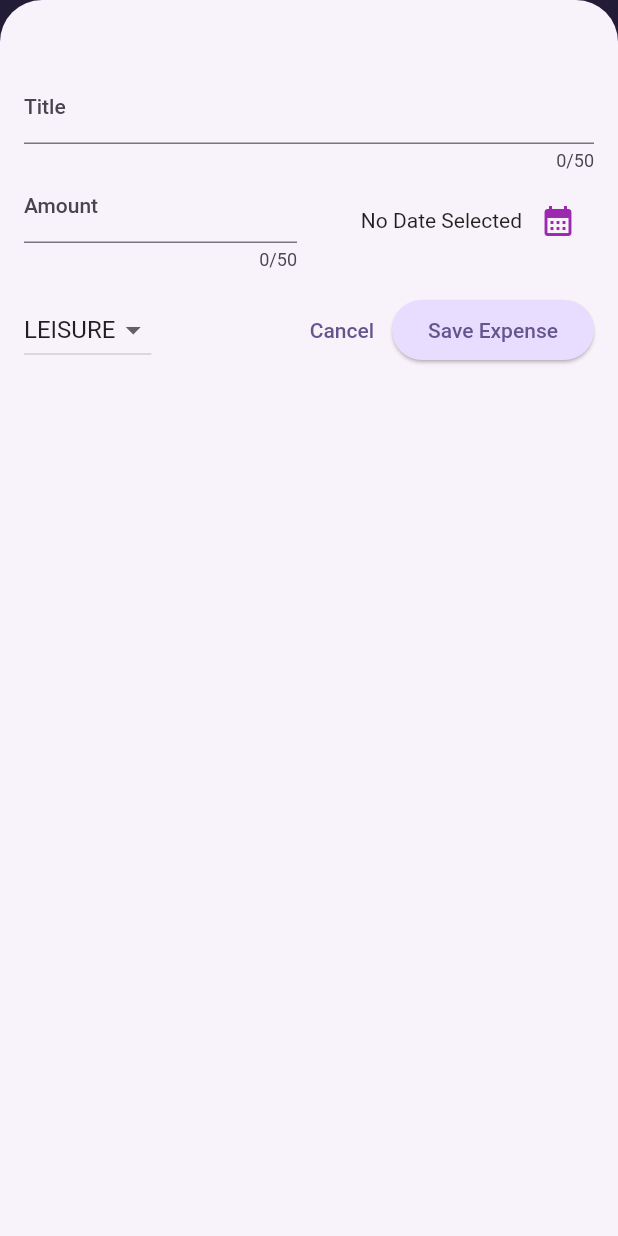
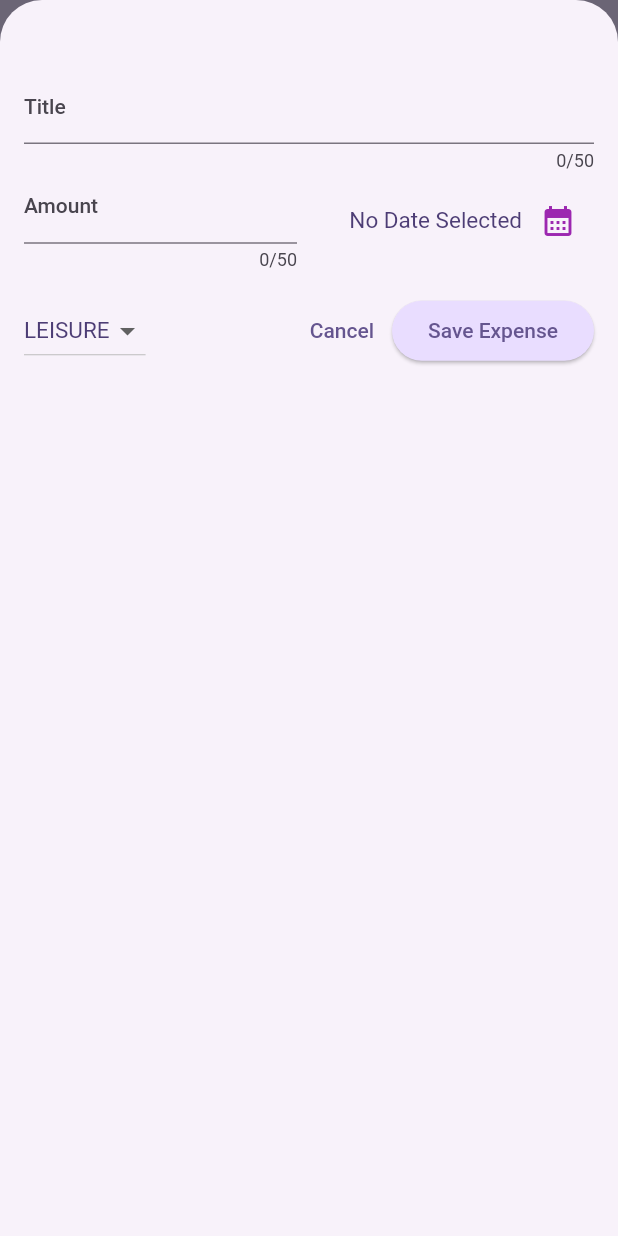
Before and after one commit to AbhinavJain1234/expanse_tracker, a Flutter app: the screen it shows after launch, after a tap on the "add" icon, on a phone screen of 412 x 824 dp. Run offline on Flutter 3.47's test engine with Material 2 defaults, Android fonts, the phone set to English and light mode, and no system bars.

Commit message:
expense tracker before responsiveness

```diff
--- a/lib/main.dart
+++ b/lib/main.dart
@@ -25,6 +25,11 @@ void main() {
           ),
         ),
         textTheme: ThemeData().textTheme.copyWith(
+              bodyMedium: const TextStyle(
+                fontWeight: FontWeight.normal,
+                color: Colors.white,
+                fontSize: 15,
+              ),
               titleLarge: TextStyle(
                 fontWeight: FontWeight.bold,
                 color: kColorSchemeDark.onSecondaryContainer,
@@ -36,8 +41,8 @@ void main() {
         useMaterial3: true,
         colorScheme: kColorScheme,
         appBarTheme: AppBarTheme(
-          backgroundColor: kColorScheme.onPrimaryContainer,
-          foregroundColor: kColorScheme.primaryContainer,
+          backgroundColor: kColorScheme.primaryContainer,
+          foregroundColor: kColorScheme.onPrimaryContainer,
         ),
         cardTheme: const CardTheme().copyWith(
           color: kColorScheme.secondaryContainer,
@@ -49,6 +54,11 @@ void main() {
           ),
         ),
         textTheme: ThemeData().textTheme.copyWith(
+              bodyMedium: TextStyle(
+                fontWeight: FontWeight.normal,
+                color: kColorScheme.onPrimaryContainer,
+                fontSize: 15,
+              ),
               titleLarge: TextStyle(
                 fontWeight: FontWeight.bold,
                 color: kColorScheme.onSecondaryContainer,
--- a/lib/models/expense.dart
+++ b/lib/models/expense.dart
@@ -30,3 +30,23 @@ class Expense {
     return formatter.format(date);
   }
 }
+
+class ExpenseBucket {
+  const ExpenseBucket({
+    required this.category,
+    required this.expenses,
+  });
+  ExpenseBucket.forCategory(List<Expense> allExpenses, this.category)
+      : expenses = allExpenses
+            .where((expense) => expense.category == category)
+            .toList();
+  final Category category;
+  final List<Expense> expenses;
+  double get totalExpenses {
+    double sum = 0;
+    for (final expense in expenses) {
+      sum += expense.amount;
+    }
+    return sum;
+  }
+}
--- /dev/null
+++ b/lib/widgets/chart/chart.dart
@@ -0,0 +1,95 @@
+import 'package:flutter/material.dart';
+
+import 'package:expanse_tracker/widgets/chart/chart_bar.dart';
+import 'package:expanse_tracker/models/expense.dart';
+
+class Chart extends StatelessWidget {
+  const Chart({super.key, required this.expenses});
+
+  final List<Expense> expenses;
+
+  List<ExpenseBucket> get buckets {
+    return [
+      ExpenseBucket.forCategory(expenses, Category.food),
+      ExpenseBucket.forCategory(expenses, Category.leisure),
+      ExpenseBucket.forCategory(expenses, Category.travel),
+      ExpenseBucket.forCategory(expenses, Category.work),
+    ];
+  }
+
+  double get maxTotalExpense {
+    double maxTotalExpense = 0;
+
+    for (final bucket in buckets) {
+      if (bucket.totalExpenses > maxTotalExpense) {
+        maxTotalExpense = bucket.totalExpenses;
+      }
+    }
+
+    return maxTotalExpense;
+  }
+
+  @override
+  Widget build(BuildContext context) {
+    final isDarkMode =
+        MediaQuery.of(context).platformBrightness == Brightness.dark;
+    return Container(
+      margin: const EdgeInsets.all(16),
+      padding: const EdgeInsets.symmetric(
+        vertical: 16,
+        horizontal: 8,
+      ),
+      width: double.infinity,
+      height: 180,
+      decoration: BoxDecoration(
+        borderRadius: BorderRadius.circular(8),
+        gradient: LinearGradient(
+          colors: [
+            Theme.of(context).colorScheme.primary.withOpacity(0.3),
+            Theme.of(context).colorScheme.primary.withOpacity(0.0)
+          ],
+          begin: Alignment.bottomCenter,
+          end: Alignment.topCenter,
+        ),
+      ),
+      child: Column(
+        children: [
+          Expanded(
+            child: Row(
+              crossAxisAlignment: CrossAxisAlignment.end,
+              children: [
+                for (final bucket in buckets) // alternative to map()
+                  ChartBar(
+                    fill: bucket.totalExpenses == 0
+                        ? 0
+                        : bucket.totalExpenses / maxTotalExpense,
+                  )
+              ],
+            ),
+          ),
+          const SizedBox(height: 12),
+          Row(
+            children: buckets
+                .map(
+                  (bucket) => Expanded(
+                    child: Padding(
+                      padding: const EdgeInsets.symmetric(horizontal: 4),
+                      child: Icon(
+                        categoryIcon[bucket.category],
+                        color: isDarkMode
+                            ? Theme.of(context).colorScheme.secondary
+                            : Theme.of(context)
+                                .colorScheme
+                                .primary
+                                .withOpacity(0.7),
+                      ),
+                    ),
+                  ),
+                )
+                .toList(),
+          )
+        ],
+      ),
+    );
+  }
+}
--- /dev/null
+++ b/lib/widgets/chart/chart_bar.dart
@@ -0,0 +1,34 @@
+import 'package:flutter/material.dart';
+
+class ChartBar extends StatelessWidget {
+  const ChartBar({
+    super.key,
+    required this.fill,
+  });
+
+  final double fill;
+
+  @override
+  Widget build(BuildContext context) {
+    final isDarkMode =
+        MediaQuery.of(context).platformBrightness == Brightness.dark;
+    return Expanded(
+      child: Padding(
+        padding: const EdgeInsets.symmetric(horizontal: 4),
+        child: FractionallySizedBox(
+          heightFactor: fill,
+          child: DecoratedBox(
+            decoration: BoxDecoration(
+              shape: BoxShape.rectangle,
+              borderRadius:
+                  const BorderRadius.vertical(top: Radius.circular(8)),
+              color: isDarkMode
+                  ? Theme.of(context).colorScheme.secondary
+                  : Theme.of(context).colorScheme.primary.withOpacity(0.65),
+            ),
+          ),
+        ),
+      ),
+    );
+  }
+}
--- a/lib/widgets/expenses.dart
+++ b/lib/widgets/expenses.dart
@@ -2,6 +2,7 @@ import 'package:expanse_tracker/widgets/expenses_list/expense_list.dart';
 import 'package:expanse_tracker/widgets/new_expense.dart';
 import 'package:flutter/material.dart';
 import 'package:expanse_tracker/models/expense.dart';
+import 'package:expanse_tracker/widgets/chart/chart.dart';
 
 class Expenses extends StatefulWidget {
   const Expenses({super.key});
@@ -77,7 +78,7 @@ class _ExpensesState extends State<Expenses> {
       ),
       body: Column(
         children: [
-          const Text("the chart"),
+          Chart(expenses: _registeredExpenses),
           Expanded(
             child: mainExpense,
           ),
--- a/lib/widgets/expenses_list/expense_item.dart
+++ b/lib/widgets/expenses_list/expense_item.dart
@@ -18,7 +18,7 @@ class ExpenseItem extends StatelessWidget {
             ),
             Row(
               children: [
-                Text('₹${expense.amount.toStringAsFixed(2)}'),
+                Text('₹${expense.amount.toStringAsFixed(2)}',),
                 const Spacer(),
                 Row(
                   children: [
--- a/lib/widgets/new_expense.dart
+++ b/lib/widgets/new_expense.dart
@@ -80,21 +80,27 @@ class _NewExpenseState extends State<NewExpense> {
       child: Column(
         children: [
           TextField(
+            style: Theme.of(context).textTheme.bodyMedium,
             controller: _titleController,
             maxLength: 50,
             decoration: const InputDecoration(
-              label: Text("Title"),
+              label: Text(
+                "Title",
+              ),
             ),
           ),
           Row(
             children: [
               Expanded(
                 child: TextField(
+                  style: Theme.of(context).textTheme.bodyMedium,
                   keyboardType: TextInputType.number,
                   controller: _amountController,
                   maxLength: 50,
                   decoration: const InputDecoration(
-                    prefix: Text("\₹ "),
+                    prefix: Text(
+                      "₹ ",
+                    ),
                     label: Text("Amount"),
                   ),
                 ),
@@ -136,6 +142,7 @@ class _NewExpenseState extends State<NewExpense> {
                         value: category,
                         child: Text(
                           category.name.toUpperCase(),
+                          style: Theme.of(context).textTheme.bodyMedium,
                         ),
                       ),
                     )
```
